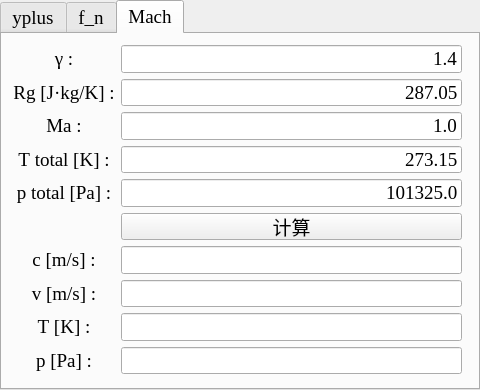
First picture: the form in src/mainwindow.ui, repository huarkiou/HKUtools, before the edit.
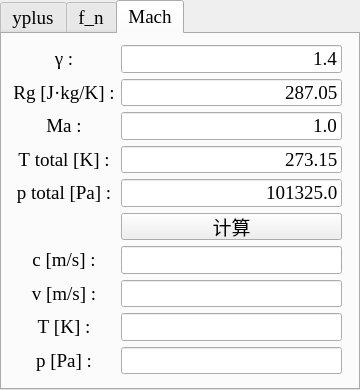
Second picture: the form after the edit. Icons and pictures are not drawn.

Commit message: 减小窗口宽度

What changed in the file:
```diff
--- a/src/mainwindow.ui
+++ b/src/mainwindow.ui
@@ -6,7 +6,7 @@
    <rect>
     <x>0</x>
     <y>0</y>
-    <width>480</width>
+    <width>360</width>
     <height>390</height>
    </rect>
   </property>
@@ -18,8 +18,8 @@
   </property>
   <property name="minimumSize">
    <size>
-    <width>480</width>
-    <height>380</height>
+    <width>360</width>
+    <height>390</height>
    </size>
   </property>
   <property name="font">
@@ -48,7 +48,7 @@
      <rect>
       <x>0</x>
       <y>0</y>
-      <width>480</width>
+      <width>360</width>
       <height>390</height>
      </rect>
     </property>
@@ -484,7 +484,7 @@
        <rect>
         <x>0</x>
         <y>0</y>
-        <width>471</width>
+        <width>351</width>
         <height>351</height>
        </rect>
       </property>
```
Left out of the diff: 4 changed lines with no effect on the pictures. The commit also changes 2 other files.
